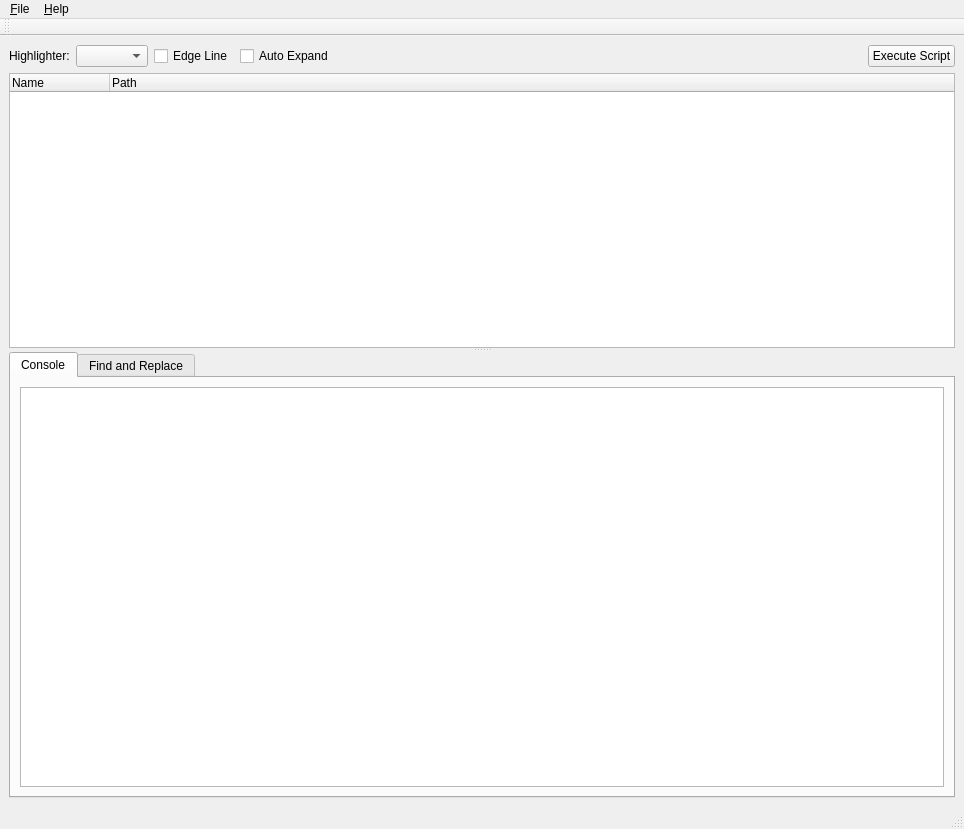
KmolYuan/kmol-editor, file core/mainwindow.ui: the form before one commit.
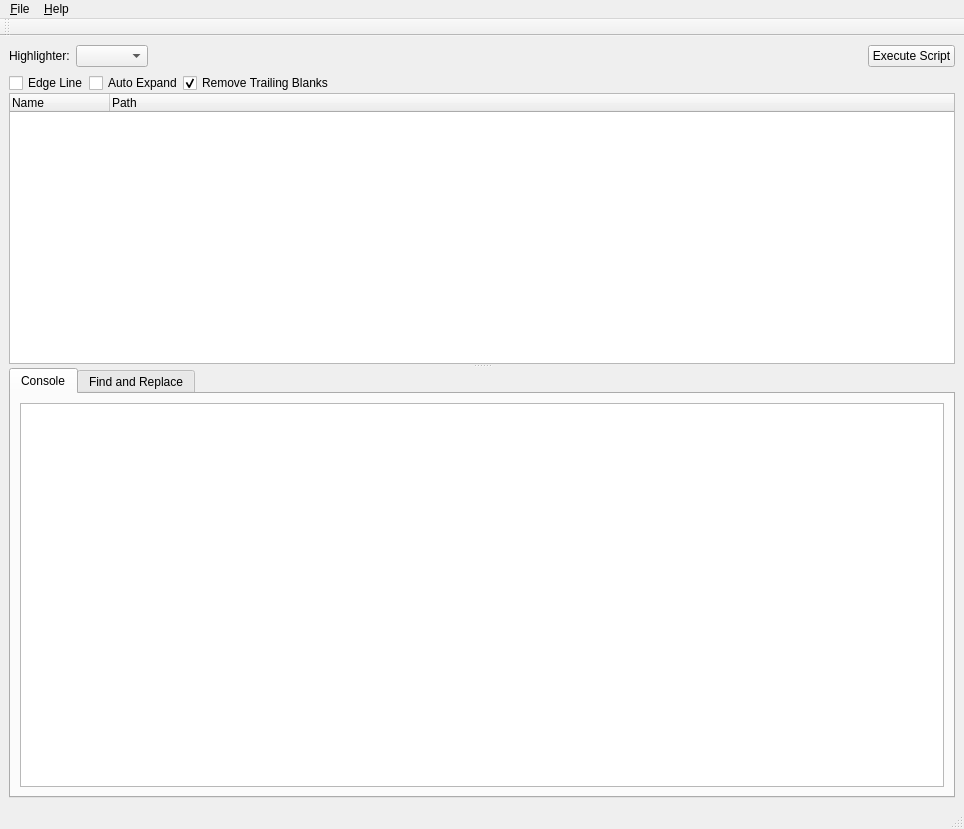
The form after the commit. Icons and pictures are not drawn.

Commit message: Update options and IDE functions.

The edit to the form file:
```diff
--- a/core/mainwindow.ui
+++ b/core/mainwindow.ui
@@ -45,20 +45,6 @@
            <item>
             <widget class="QComboBox" name="highlighter_option"/>
            </item>
-           <item>
-            <widget class="QCheckBox" name="edge_line_option">
-             <property name="text">
-              <string>Edge Line</string>
-             </property>
-            </widget>
-           </item>
-           <item>
-            <widget class="QCheckBox" name="auto_expand_option">
-             <property name="text">
-              <string>Auto Expand</string>
-             </property>
-            </widget>
-           </item>
            <item>
             <spacer name="horizontalSpacer">
              <property name="orientation">
@@ -102,6 +88,47 @@
             <property name="bottomMargin">
              <number>0</number>
             </property>
+            <item>
+             <layout class="QHBoxLayout" name="horizontalLayout_5">
+              <item>
+               <widget class="QCheckBox" name="edge_line_option">
+                <property name="text">
+                 <string>Edge Line</string>
+                </property>
+               </widget>
+              </item>
+              <item>
+               <widget class="QCheckBox" name="auto_expand_option">
+                <property name="text">
+                 <string>Auto Expand</string>
+                </property>
+               </widget>
+              </item>
+              <item>
+               <widget class="QCheckBox" name="trailing_blanks_option">
+                <property name="text">
+                 <string>Remove Trailing Blanks</string>
+                </property>
+                <property name="checked">
+                 <bool>true</bool>
+                </property>
+               </widget>
+              </item>
+              <item>
+               <spacer name="horizontalSpacer_3">
+                <property name="orientation">
+                 <enum>Qt::Horizontal</enum>
+                </property>
+                <property name="sizeHint" stdset="0">
+                 <size>
+                  <width>40</width>
+                  <height>20</height>
+                 </size>
+                </property>
+               </spacer>
+              </item>
+             </layout>
+            </item>
             <item>
              <widget class="QTreeWidget" name="tree_main">
               <property name="dragEnabled">
```
Left out of the diff: 14 changed lines with no effect on the pictures. The commit also changes 7 other files.
